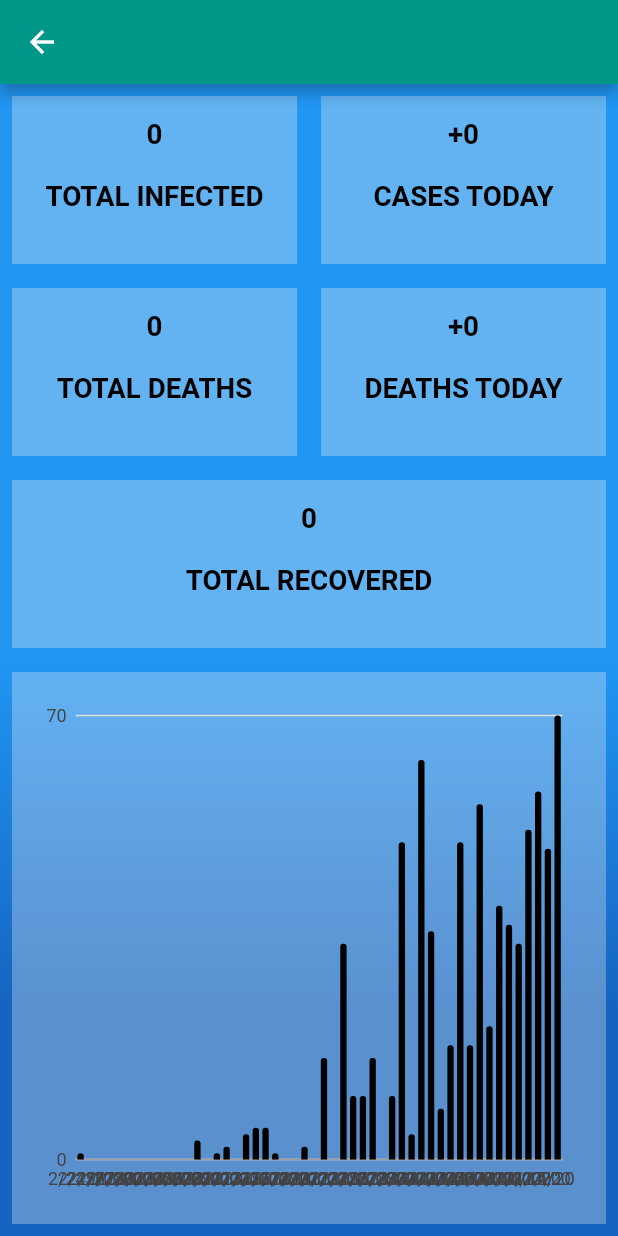
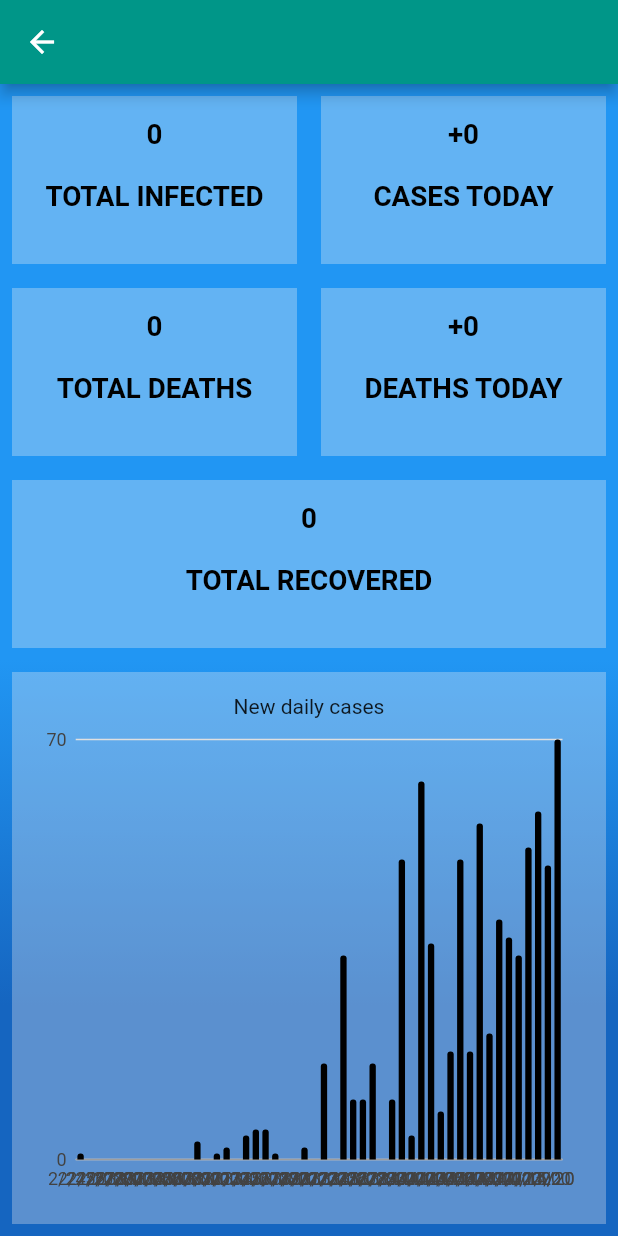
Before and after one commit to eloy98g/Covid19App, a Flutter app: the CountryDetails screen opened directly with empty values, on a phone screen of 412 x 824 dp. Run offline on Flutter 3.47's test engine with Material 2 defaults, Android fonts, the phone set to English and light mode, and no system bars; our stand-ins replace charts_flutter; missing offline and left inert: flag; network calls fail.

Commit message:
Minor changes

```diff
--- a/lib/CountryDetails.dart
+++ b/lib/CountryDetails.dart
@@ -5,7 +5,6 @@ import 'package:covidapp/CountryList.dart';
 import 'package:covidapp/post.dart';
 import 'package:covidapp/GlobalStats.dart';
 import 'package:charts_flutter/flutter.dart' as charts;
-import 'package:syncfusion_flutter_charts/charts.dart';
 
 class CountryDetails extends StatelessWidget{
   final Country post;
@@ -71,9 +70,9 @@ class CountryDetails extends StatelessWidget{
             ),
             Expanded(
               child: Container(
-                  color: Color.fromRGBO(253, 245, 243, 0.3),
-                  padding: new EdgeInsets.all(15.0),
-                  margin: EdgeInsets.all(8.0),
+                color: Color.fromRGBO(253, 245, 243, 0.3),
+                padding: new EdgeInsets.all(15.0),
+                margin: EdgeInsets.all(8.0),
                 child: dailyChart()
               ),
             ),
@@ -101,7 +100,16 @@ class dailyChart extends StatelessWidget{
         colorFn: (_, __) => charts.MaterialPalette.black,
       )
     ];
-    return charts.BarChart(series, animate: true);
+    return Container(
+      child: Column(
+        children: <Widget>[
+          Text("New daily cases"),
+          Expanded(
+            child: charts.BarChart(series, animate: true)
+          )
+        ]
+      )
+    );
   }
 }
 
--- a/pubspec.yaml
+++ b/pubspec.yaml
@@ -35,7 +35,6 @@ dev_dependencies:
   flutter_test:
     sdk: flutter
   charts_flutter: ^0.9.0
-  syncfusion_flutter_charts: ^17.3.26
   path_provider: ^0.4.1
 
 
```
Also changed, not shown: lib/CountryList.dart (+9 -4 lines), lib/main.dart (+4 -6 lines), pubspec.lock.
